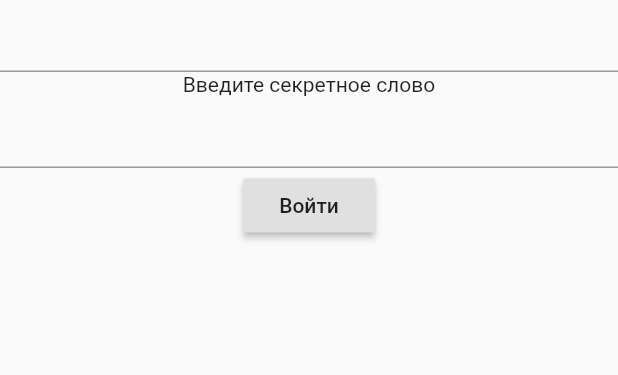
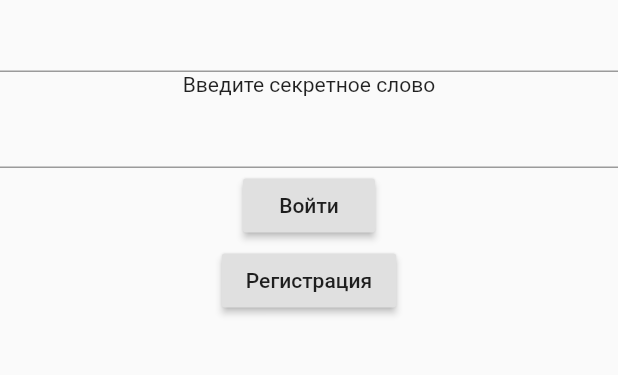
Before and after one commit to martal511/diplom, a Flutter app: the screen it shows after launch, after a tap on "Моя комната", on a phone screen of 412 x 824 dp, the part 120-495 px from its top. Run offline on Flutter 3.47's test engine with Material 2 defaults, Android fonts, the light colour scheme and no system bars.

Commit message:
Экраy регистрации (слабый)

```diff
--- a/lib/main.dart
+++ b/lib/main.dart
@@ -1,9 +1,10 @@
 import 'package:diplom/ui/pages/BasicProgramming.dart';
-import 'package:diplom/ui/pages/DialogAutorization.dart';
+import 'package:diplom/ui/pages/Autorization.dart';
 import 'package:diplom/ui/pages/Home.dart';
 import 'package:diplom/ui/pages/RoomStudent.dart';
 import 'package:diplom/ui/pages/RoomTeacher.dart';
 import 'package:diplom/ui/pages/Team.dart';
+import 'package:diplom/ui/pages/registration.dart';
 import 'package:flutter/material.dart';
 
 void main() {
@@ -22,6 +23,7 @@ class MyApp extends StatelessWidget {
         '/basicprogramming':(BuildContext context) => BasicProgramming(),
         '/team':(BuildContext context) => Team(),
         '/dialoglogin':(BuildContext context) => DialogLogin(),
+        '/registration':(BuildContext context) => Registration(),
       },
       theme: ThemeData(
         primarySwatch: Colors.blue,
--- a/lib/ui/pages/DialogAutorization.dart
+++ b/lib/ui/pages/Autorization.dart
@@ -42,6 +42,17 @@ class _DialogLoginState extends State<DialogLogin> {
                     ),
                   ),
                 ),
+                Container(
+                  height: 50,
+                  child: Center(
+                    child: RaisedButton(
+                      child: Text('Регистрация'),
+                      onPressed: () {
+                        Navigator.of(context).pushNamed('/registration');
+                      },
+                    ),
+                  ),
+                )
               ],
             ),
           ),
```
Also changed, not shown: lib/ui/pages/registration.dart (added, +66 -0 lines).
